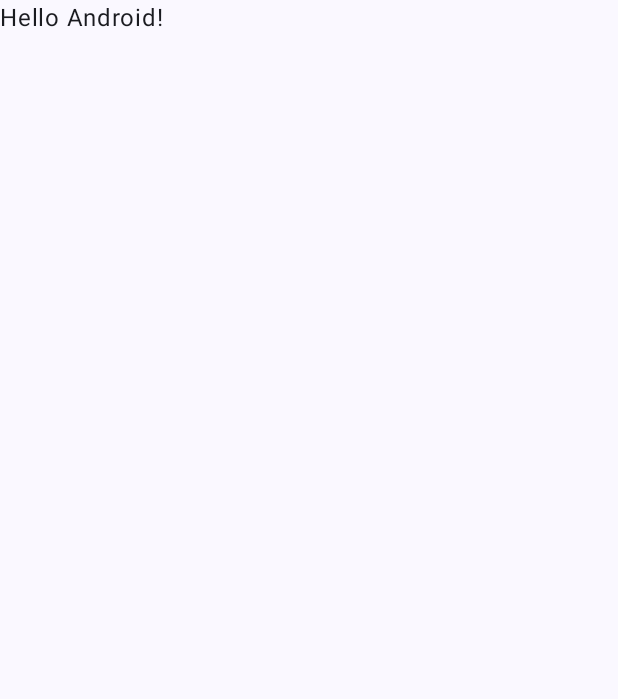
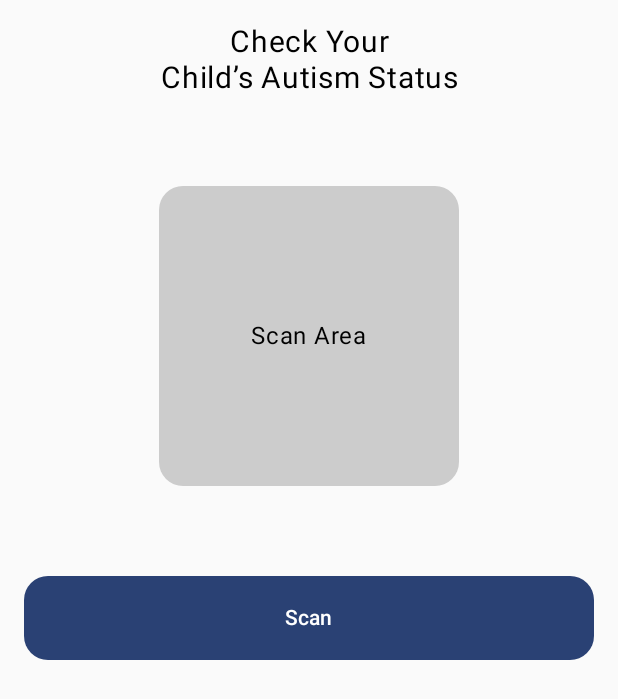
Before and after one commit to Divarizky/child-autism-detection-app, an Android app built with Jetpack Compose: the screen it shows after launch (MainActivity), on a phone screen of 412 x 824 dp. Before the commit the part shown is almost empty. Shown: the top 699 px of the screen. Run offline under Robolectric (Android 15) with nearby library versions, the phone set to English and light mode, and no system bars.

Commit message:
Add new Dependencies: - Jetpack Compose - TensorFlow Lite - ViewModel
Add new permission in AndroidManifest.xml:
- READ EXTERNAL STORAGE
- WRITE EXTERNAL STORAGE

create a AutismDetectionScreen.kt

```diff
--- a/app/src/main/AndroidManifest.xml
+++ b/app/src/main/AndroidManifest.xml
@@ -1,6 +1,9 @@
 <?xml version="1.0" encoding="utf-8"?>
 <manifest xmlns:android="http://schemas.android.com/apk/res/android"
     xmlns:tools="http://schemas.android.com/tools">
+
+    <uses-permission android:name="android.permission.READ_EXTERNAL_STORAGE" />
+    <uses-permission android:name="android.permission.WRITE_EXTERNAL_STORAGE" />
 
     <application
         android:allowBackup="true"
--- a/app/src/main/java/com/application/divarizky/autismdetection/MainActivity.kt
+++ b/app/src/main/java/com/application/divarizky/autismdetection/MainActivity.kt
@@ -3,45 +3,18 @@ package com.application.divarizky.autismdetection
 import android.os.Bundle
 import androidx.activity.ComponentActivity
 import androidx.activity.compose.setContent
-import androidx.activity.enableEdgeToEdge
-import androidx.compose.foundation.layout.fillMaxSize
-import androidx.compose.foundation.layout.padding
-import androidx.compose.material3.Scaffold
-import androidx.compose.material3.Text
-import androidx.compose.runtime.Composable
-import androidx.compose.ui.Modifier
-import androidx.compose.ui.tooling.preview.Preview
+import androidx.activity.viewModels
+import com.application.divarizky.autismdetection.ui.screens.AutismDetectionScreen
 import com.application.divarizky.autismdetection.ui.theme.AutismDetectionTheme
 
 class MainActivity : ComponentActivity() {
+
     override fun onCreate(savedInstanceState: Bundle?) {
         super.onCreate(savedInstanceState)
-        enableEdgeToEdge()
         setContent {
             AutismDetectionTheme {
-                Scaffold(modifier = Modifier.fillMaxSize()) { innerPadding ->
-                    Greeting(
-                        name = "Android",
-                        modifier = Modifier.padding(innerPadding)
-                    )
-                }
+                AutismDetectionScreen()
             }
         }
     }
 }
-
-@Composable
-fun Greeting(name: String, modifier: Modifier = Modifier) {
-    Text(
-        text = "Hello $name!",
-        modifier = modifier
-    )
-}
-
-@Preview(showBackground = true)
-@Composable
-fun GreetingPreview() {
-    AutismDetectionTheme {
-        Greeting("Android")
-    }
-}
--- /dev/null
+++ b/app/src/main/java/com/application/divarizky/autismdetection/ui/screens/AutismDetectionScreen.kt
@@ -0,0 +1,73 @@
+package com.application.divarizky.autismdetection.ui.screens
+
+import androidx.compose.foundation.background
+import androidx.compose.foundation.layout.*
+import androidx.compose.foundation.shape.RoundedCornerShape
+import androidx.compose.material3.Button
+import androidx.compose.material3.Text
+import androidx.compose.runtime.Composable
+import androidx.compose.ui.Alignment
+import androidx.compose.ui.Modifier
+import androidx.compose.ui.graphics.Color
+import androidx.compose.ui.text.style.TextAlign
+import androidx.compose.ui.tooling.preview.Preview
+import androidx.compose.ui.unit.dp
+import androidx.compose.ui.unit.sp
+import com.application.divarizky.autismdetection.ui.theme.AutismDetectionTheme
+
+@Composable
+fun AutismDetectionScreen() {
+    Column(
+        modifier = Modifier
+            .fillMaxSize()
+            .padding(16.dp)
+    ) {
+        Box(
+            modifier = Modifier.fillMaxWidth()
+        ) {
+            Text(
+                text = "Check Your\nChild’s Autism Status",
+                fontSize = 20.sp,
+                modifier = Modifier.align(Alignment.TopCenter),
+                textAlign = TextAlign.Center
+            )
+        }
+
+        Spacer(modifier = Modifier.height(60.dp))
+
+        Box(
+            modifier = Modifier
+                .align(alignment = Alignment.CenterHorizontally)
+                .size(200.dp)
+                .background(Color.LightGray, RoundedCornerShape(16.dp)),
+            contentAlignment = Alignment.Center
+        ) {
+            // Placeholder for scan area
+            Text(text = "Scan Area", color = Color.Black)
+        }
+
+        Spacer(modifier = Modifier.height(60.dp))
+
+        Button(
+            onClick = {
+                // Placeholder for scan logic
+            },
+            modifier = Modifier
+                .fillMaxWidth()
+                .height(56.dp),
+            shape = RoundedCornerShape(16.dp)
+        ) {
+            Text(text = "Scan")
+        }
+
+        Spacer(modifier = Modifier.height(20.dp))
+    }
+}
+
+@Preview(showBackground = true)
+@Composable
+fun AutismDetectionPreview() {
+    AutismDetectionTheme {
+        AutismDetectionScreen()
+    }
+}
--- a/gradle/libs.versions.toml
+++ b/gradle/libs.versions.toml
@@ -8,6 +8,9 @@ espressoCore = "3.6.1"
 lifecycleRuntimeKtx = "2.8.3"
 activityCompose = "1.9.0"
 composeBom = "2024.04.01"
+tensorflowLiteSupport = "0.1.0"
+tensorflowLiteMetadata = "0.1.0"
+runtimeLivedata = "1.6.8"
 
 [libraries]
 androidx-core-ktx = { group = "androidx.core", name = "core-ktx", version.ref = "coreKtx" }
@@ -24,6 +27,9 @@ androidx-ui-tooling-preview = { group = "androidx.compose.ui", name = "ui-toolin
 androidx-ui-test-manifest = { group = "androidx.compose.ui", name = "ui-test-manifest" }
 androidx-ui-test-junit4 = { group = "androidx.compose.ui", name = "ui-test-junit4" }
 androidx-material3 = { group = "androidx.compose.material3", name = "material3" }
+tensorflow-lite-support = { group = "org.tensorflow", name = "tensorflow-lite-support", version.ref = "tensorflowLiteSupport" }
+tensorflow-lite-metadata = { group = "org.tensorflow", name = "tensorflow-lite-metadata", version.ref = "tensorflowLiteMetadata" }
+androidx-runtime-livedata = { group = "androidx.compose.runtime", name = "runtime-livedata", version.ref = "runtimeLivedata" }
 
 [plugins]
 android-application = { id = "com.android.application", version.ref = "agp" }
```
Also changed, not shown: app/build.gradle.kts (+17 -0 lines), 1 other file.
